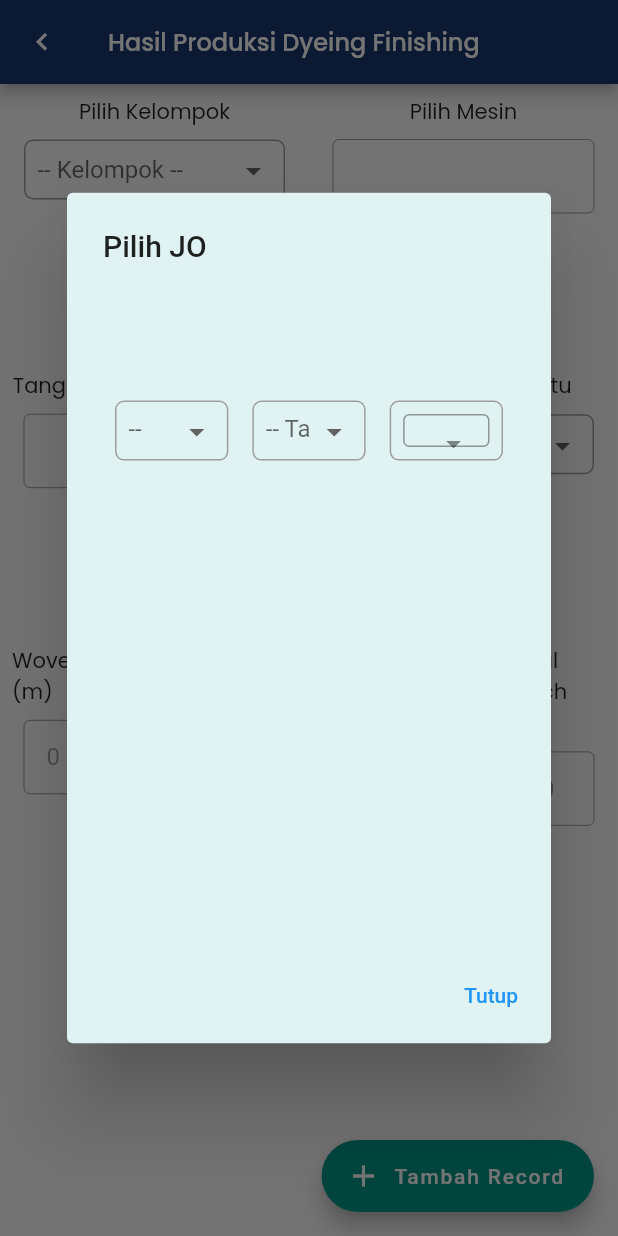
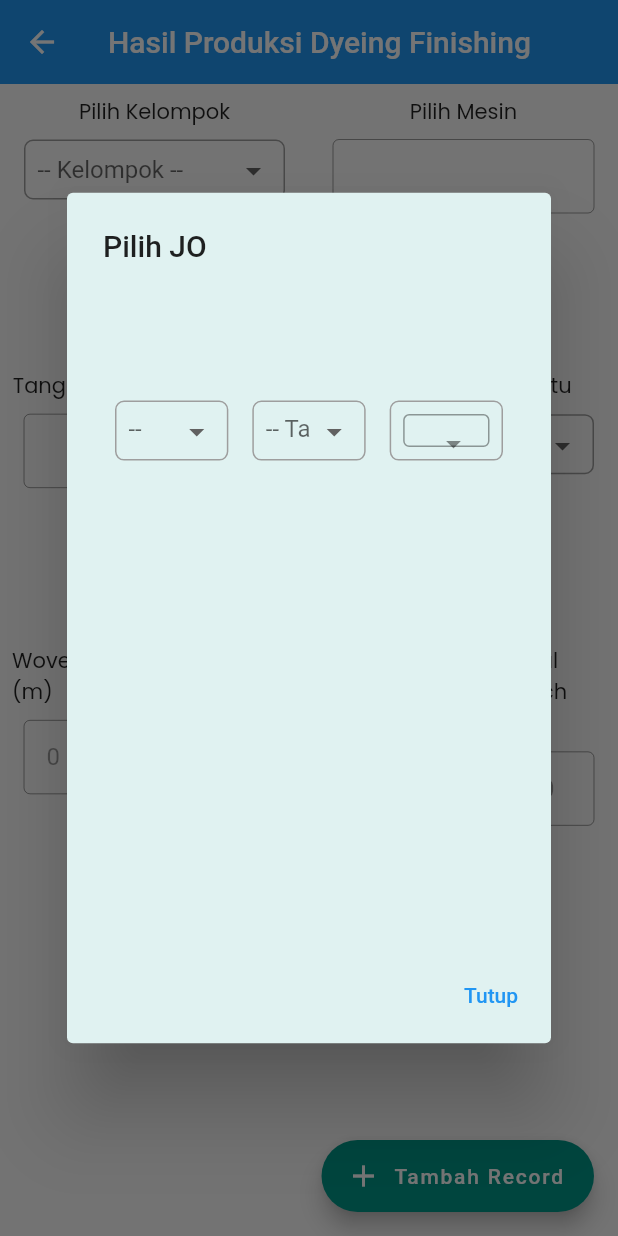
Before and after one commit to jiwaraga06/flutter_produksi_df, a Flutter app: the InputHasilDF screen opened directly, after a tap on "Tambah Record", on a phone screen of 412 x 824 dp. Run offline on Flutter 3.47's test engine with Material 2 defaults, Android fonts, the light colour scheme and no system bars; drawn by our look-alikes of dropdown_search; our stand-ins replace bloc, cool_alert, data_table_2, flutter_bloc, flutter_icons, google_fonts and 1 more; accounts and stored records are empty.

Commit message:
Perubahan baru

```diff
--- a/lib/source/Pages/InputHasilDF/index.dart
+++ b/lib/source/Pages/InputHasilDF/index.dart
@@ -1,12 +1,9 @@
-import 'dart:convert' as convert;
-import 'dart:js';
-
 import 'package:dropdown_search/dropdown_search.dart';
 import 'package:flutter/material.dart';
 import 'package:flutter_icons/flutter_icons.dart';
+import 'package:flutter_produksi/source/Pages/InputHasilDF/CariMesin/index.dart';
 import 'package:google_fonts/google_fonts.dart';
 import 'package:intl/intl.dart';
-import 'package:http/http.dart' as http;
 
 class InputHasilDF extends StatefulWidget {
   InputHasilDF({Key? key}) : super(key: key);
@@ -59,7 +56,6 @@ class _InputHasilDFState extends State<InputHasilDF> {
         lastDate: DateTime.now(),
         builder: (context, picker) {
           return Theme(
-            //TODO: change colors
             data: ThemeData.dark().copyWith(
               colorScheme: ColorScheme.light(
                 primary: Colors.white,
@@ -84,143 +80,6 @@ class _InputHasilDFState extends State<InputHasilDF> {
     });
   }
 
-  void showMyDialog(BuildContext context) async {
-    return showDialog(
-      context: context,
-      barrierDismissible: false, // user must tap button!
-      builder: (BuildContext context) {
-        return AlertDialog(
-          backgroundColor: Colors.teal[50],
-          title: const Text('Pilih JO'),
-          content: SizedBox(
-            height: MediaQuery.of(context).size.height / 2,
-            width: MediaQuery.of(context).size.width / 1.5,
-            child: ListView(
-              children: [
-                SizedBox(
-                  height: MediaQuery.of(context).size.height / 4.5,
-                  child: Row(
-                    children: [
-                      Expanded(
-                        flex: 4,
-                        child: Container(
-                          height: 40,
-                          padding: const EdgeInsets.all(8),
-                          margin: const EdgeInsets.all(8),
-                          decoration: BoxDecoration(
-                            border: Border.all(color: Colors.grey, width: 1),
-                            borderRadius: BorderRadius.circular(6),
-                          ),
-                          child: DropdownButton(
-                            underline: SizedBox(),
-                            value: valueTipe,
-                            isExpanded: true,
-                            hint: Text('-- Tipe --'),
-                            items: tipe.map((value) {
-                              return DropdownMenuItem(child: Text(value['name']), value: value['value']);
-                            }).toList(),
-                            onChanged: (value) {
-                              print(value);
-                              setState(() {
-                                valueTipe = value;
-                              });
-                            },
-                          ),
-                        ),
-                      ),
-                      Expanded(
-                        flex: 4,
-                        child: Container(
-                          height: 40,
-                          padding: const EdgeInsets.all(8),
-                          margin: const EdgeInsets.all(8),
-                          decoration: BoxDecoration(
-                            border: Border.all(color: Colors.grey, width: 1),
-                            borderRadius: BorderRadius.circular(6),
-                          ),
-                          child: DropdownButton(
-                            underline: SizedBox(),
-                            value: valueTahun,
-                            isExpanded: true,
-                            hint: Text('-- Tahun --'),
-                            items: tahun.map((value) {
-                              return DropdownMenuItem(child: Text(value['name']), value: value['value']);
-                            }).toList(),
-                            onChanged: (value) {
-                              print(value);
-                              setState(() {
-                                valueTahun = value;
-                              });
-                            },
-                          ),
-                        ),
-                      ),
-                      Expanded(
-                          flex: 4,
-                          child: Container(
-                            height: 40,
-                            padding: const EdgeInsets.all(8),
-                            margin: const EdgeInsets.all(8),
-                            decoration: BoxDecoration(
-                              border: Border.all(color: Colors.grey, width: 1),
-                              borderRadius: BorderRadius.circular(6),
-                            ),
-                            child: DropdownSearch(
-                              validator: (v) => v == null ? "required field" : null,
-                              enabled: true,
-                              items: ["Brazil", "Italia (Disabled)", "Tunisia", 'Canada'],
-                              onChanged: print,
-                              onBeforeChange: (a, b) {
-                                if (b == null) {
-                                  AlertDialog alert = AlertDialog(
-                                    title: Text("Are you sure..."),
-                                    content: Text("...you want to clear the selection"),
-                                    actions: [
-                                      TextButton(
-                                        child: Text("OK"),
-                                        onPressed: () {
-                                          Navigator.of(context).pop(true);
-                                        },
-                                      ),
-                                      TextButton(
-                                        child: Text("NOT OK"),
-                                        onPressed: () {
-                                          Navigator.of(context).pop(false);
-                                        },
-                                      ),
-                                    ],
-                                  );
-
-                                  return showDialog<bool>(
-                                      context: context,
-                                      builder: (BuildContext context) {
-                                        return alert;
-                                      });
-                                }
-
-                                return Future.value(true);
-                              },
-                            ),
-                          )),
-                    ],
-                  ),
-                ),
-              ],
-            ),
-          ),
-          actions: <Widget>[
-            TextButton(
-              child: const Text('Tutup'),
-              onPressed: () {
-                Navigator.of(context).pop();
-              },
-            ),
-          ],
-        );
-      },
-    );
-  }
-
   @override
   void initState() {
     super.initState();
@@ -230,16 +89,8 @@ class _InputHasilDFState extends State<InputHasilDF> {
   Widget build(BuildContext context) {
     return Scaffold(
       appBar: AppBar(
-        backgroundColor: const Color(0xFF1B366D),
-        leading: IconButton(
-            onPressed: () {
-              Navigator.pop(context);
-            },
-            icon: const Icon(MaterialIcons.chevron_left, color: Colors.white, size: 23)),
-        title: Text(
-          'Hasil Produksi Dyeing Finishing',
-          style: GoogleFonts.poppins(fontSize: 16),
-        ),
+        elevation: 0.0,
+        title: Text('Hasil Produksi Dyeing Finishing'),
       ),
       body: ListView(
         children: [
@@ -294,13 +145,13 @@ class _InputHasilDFState extends State<InputHasilDF> {
                             child: InkWell(
                               onTap: () async {
                                 // var res = ModalCariMesin();
-                                // final res = await Navigator.push(
-                                //   context,
-                                //   MaterialPageRoute(builder: (context) => ModalCariMesin()),
-                                // );
-                                // setState(() {
-                                //   valuePilihMesin = TextEditingController(text: res == null ? '' : '$res');
-                                // });
+                                final res = await Navigator.push(
+                                  context,
+                                  MaterialPageRoute(builder: (context) => ModalCariMesin()),
+                                );
+                                setState(() {
+                                  valuePilihMesin = TextEditingController(text: res == null ? '' : '$res');
+                                });
                               },
                               child: TextFormField(
                                 controller: valuePilihMesin,
@@ -551,4 +402,139 @@ class _InputHasilDFState extends State<InputHasilDF> {
       ),
     );
   }
+
+  void showMyDialog(BuildContext context) async {
+    return showDialog(
+      context: context,
+      barrierDismissible: false, // user must tap button!
+      builder: (BuildContext context) {
+        return AlertDialog(
+          backgroundColor: Colors.teal[50],
+          title: const Text('Pilih JO'),
+          content: SizedBox(
+            height: MediaQuery.of(context).size.height / 2,
+            width: MediaQuery.of(context).size.width / 1.5,
+            child: ListView(
+              children: [
+                SizedBox(
+                  height: MediaQuery.of(context).size.height / 4.5,
+                  child: Row(
+                    children: [
+                      Expanded(
+                        flex: 4,
+                        child: Container(
+                          height: 40,
+                          padding: const EdgeInsets.all(8),
+                          margin: const EdgeInsets.all(8),
+                          decoration: BoxDecoration(
+                            border: Border.all(color: Colors.grey, width: 1),
+                            borderRadius: BorderRadius.circular(6),
+                          ),
+                          child: DropdownButton(
+                            underline: SizedBox(),
+                            value: valueTipe,
+                            isExpanded: true,
+                            hint: Text('-- Tipe --'),
+                            items: tipe.map((value) {
+                              return DropdownMenuItem(child: Text(value['name']), value: value['value']);
+                            }).toList(),
+                            onChanged: (value) {
+                              print(value);
+                              setState(() {
+                                valueTipe = value;
+                              });
+                            },
+                          ),
+                        ),
+                      ),
+                      Expanded(
+                        flex: 4,
+                        child: Container(
+                          height: 40,
+                          padding: const EdgeInsets.all(8),
+                          margin: const EdgeInsets.all(8),
+                          decoration: BoxDecoration(
+                            border: Border.all(color: Colors.grey, width: 1),
+                            borderRadius: BorderRadius.circular(6),
+                          ),
+                          child: DropdownButton(
+                            underline: SizedBox(),
+                            value: valueTahun,
+                            isExpanded: true,
+                            hint: Text('-- Tahun --'),
+                            items: tahun.map((value) {
+                              return DropdownMenuItem(child: Text(value['name']), value: value['value']);
+                            }).toList(),
+                            onChanged: (value) {
+                              print(value);
+                              setState(() {
+                                valueTahun = value;
+                              });
+                            },
+                          ),
+                        ),
+                      ),
+                      Expanded(
+                          flex: 4,
+                          child: Container(
+                            height: 40,
+                            padding: const EdgeInsets.all(8),
+                            margin: const EdgeInsets.all(8),
+                            decoration: BoxDecoration(
+                              border: Border.all(color: Colors.grey, width: 1),
+                              borderRadius: BorderRadius.circular(6),
+                            ),
+                            child: DropdownSearch(
+                              validator: (v) => v == null ? "required field" : null,
+                              enabled: true,
+                              items: ["Brazil", "Italia (Disabled)", "Tunisia", 'Canada'],
+                              onChanged: print,
+                              onBeforeChange: (a, b) {
+                                if (b == null) {
+                                  AlertDialog alert = AlertDialog(
+                                    title: Text("Are you sure..."),
+                                    content: Text("...you want to clear the selection"),
+                                    actions: [
+                                      TextButton(
+                                        child: Text("OK"),
+                                        onPressed: () {
+                                          Navigator.of(context).pop(true);
+                                        },
+                                      ),
+                                      TextButton(
+                                        child: Text("NOT OK"),
+                                        onPressed: () {
+                                          Navigator.of(context).pop(false);
+                                        },
+                                      ),
+                                    ],
+                                  );
+                                  return showDialog<bool>(
+                                      context: context,
+                                      builder: (BuildContext context) {
+                                        return alert;
+                                      });
+                                }
+                                return Future.value(true);
+                              },
+                            ),
+                          )),
+                    ],
+                  ),
+                ),
+              ],
+            ),
+          ),
+          actions: <Widget>[
+            TextButton(
+              child: const Text('Tutup'),
+              onPressed: () {
+                Navigator.of(context).pop();
+              },
+            ),
+          ],
+        );
+      },
+    );
+  }
 }
--- a/lib/source/data/cubit/df_cubit.dart
+++ b/lib/source/data/cubit/df_cubit.dart
@@ -38,6 +38,8 @@ class DfCubit extends Cubit<DfState> {
         SharedPreferences pref = await SharedPreferences.getInstance();
         pref.setString('email', json['email']);
         Navigator.pushReplacementNamed(context, HOME);
+      } else {
+        emit(LoginMessageError(message: json['textCode']));
       }
     });
   }
--- a/lib/source/data/cubit/df_state.dart
+++ b/lib/source/data/cubit/df_state.dart
@@ -15,6 +15,10 @@ class LoginLoaded extends DfState {}
 
 class LoginMessageSuccess extends DfState {}
 
-class LoginMessageError extends DfState {}
+class LoginMessageError extends DfState {
+  final String? message;
+
+  LoginMessageError({this.message});
+}
 
 class LoginError extends DfState {}
--- a/lib/source/router/string.dart
+++ b/lib/source/router/string.dart
@@ -4,3 +4,4 @@ const DASHBOARD ="/dashbord";
 const HOME ="/home";
 const INPUT_HASIL_DF ="/inputhasildf";
 const LIST_JO ="/listjo";
+const HASIL_DF = "/hasildf";
```
Also changed, not shown: lib/source/Pages/HasilDf/index.dart (added, +22 -0 lines), lib/source/Pages/Home/index.dart (+25 -14 lines), lib/source/Pages/InputHasilDF/CariMesin/index.dart (+26 -35 lines), lib/source/Pages/Login/index.dart (+10 -31 lines), lib/source/router/router.dart (+18 -0 lines).
